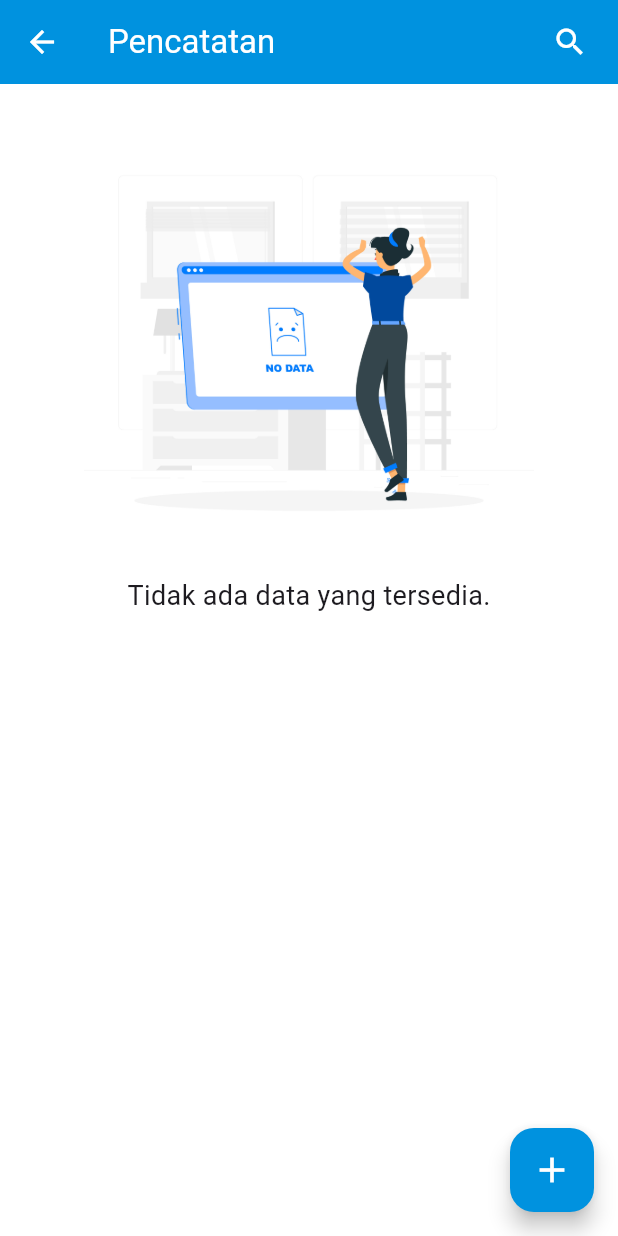
After one commit to proyek-4/stocklab_fe, a Flutter app: the HomePage screen opened directly, after a tap on "Pencatatan", on a phone screen of 412 x 824 dp. The commit adds this screen. Run offline on Flutter 3.47's test engine with Material 3 defaults, Android fonts, the phone set to English and light mode, and no system bars; our stand-ins replace cached_network_image, image_picker, quickalert, shimmer; network calls fail.

Commit message:
add : record provider and record page

```diff
--- /dev/null
+++ b/lib/models/Record.dart
@@ -0,0 +1,30 @@
+class Record {
+  final int id, stock_id, quantity;
+  final String name, date;
+  final double debit, kredit, saldo;
+
+  Record(
+      {this.id = 0,
+        this.stock_id = 0,
+        this.quantity = 0,
+        this.name = '',
+        this.date = '',
+        this.debit = 0,
+        this.kredit = 0,
+        this.saldo = 0,
+      });
+
+  factory Record.fromJson(Map<String, dynamic> json) {
+    return Record(
+      id: json['id'],
+      stock_id: json['stock_id'],
+      quantity: json['quantity'],
+      name: json['name'],
+      date: json['date'],
+      debit: double.tryParse(json['debit']) ?? 0.0,
+      kredit: double.tryParse(json['kredit']) ?? 0.0,
+      saldo: double.tryParse(json['saldo']) ?? 0.0,
+
+    );
+  }
+}
--- a/lib/models/Stock.dart
+++ b/lib/models/Stock.dart
@@ -1,5 +1,5 @@
 class Stock {
-  final int id, price, quantity;
+  final int id, price, quantity, warehouse_id;
   final String name, description, image, date;
 
   Stock(
@@ -9,7 +9,8 @@ class Stock {
       this.name = '',
       this.description = '',
       this.image = '',
-      this.date = ''});
+      this.date = '',
+      this.warehouse_id = 0,});
 
   factory Stock.fromJson(Map<String, dynamic> json) {
     return Stock(
@@ -20,6 +21,7 @@ class Stock {
       description: json['description'] ?? '-',
       image: json['image'],
       date: json['date'],
+      warehouse_id: json['warehouse_id'],
     );
   }
 }
--- /dev/null
+++ b/lib/network/RecordService.dart
@@ -0,0 +1,35 @@
+import '../models/Record.dart';
+import 'package:http/http.dart' as http;
+import 'dart:convert';
+import '../utils.dart';
+
+class RecordService {
+
+  static Future<List<Record>> getRecords() async {
+    try {
+      final response = await http.get(Uri.parse(url + '/api/records'));
+      print('getRecords Response: ${response.body}');
+
+      if (response.statusCode == 200) {
+        List<Record> list = parseResponse(response.body);
+        return list;
+      } else {
+        throw Exception('Failed to load records');
+      }
+    } catch (e) {
+      print('Error fetching records: $e');
+      throw Exception('Failed to load records');
+    }
+  }
+
+  static List<Record> parseResponse(String responseBody) {
+    final parsed = json.decode(responseBody);
+    if (parsed['data'] != null) {
+      List<dynamic> data = parsed['data'];
+      return data.map<Record>((json) => Record.fromJson(json)).toList();
+    } else {
+      throw Exception('Invalid response format');
+    }
+  }
+
+}
--- a/lib/pages/home_page.dart
+++ b/lib/pages/home_page.dart
@@ -1,6 +1,7 @@
 import 'package:flutter/material.dart';
 import 'package:stocklab_fe/colors.dart';
 import 'stock_page.dart';
+import 'record_page.dart';
 
 // ignore: must_be_immutable
 class HomePage extends StatelessWidget {
@@ -14,7 +15,7 @@ class HomePage extends StatelessWidget {
   ];
   List titles = [
     "Stok Gudang",
-    "Riwayat",
+    "Pencatatan",
     "Pengaturan",
     "Profil Akun",
   ];
@@ -87,6 +88,11 @@ class HomePage extends StatelessWidget {
                           context,
                           MaterialPageRoute(builder: (context) => StockPage()),
                         );
+                      }else if(titles[index] == "Pencatatan"){
+                        Navigator.push(
+                          context,
+                          MaterialPageRoute(builder: (context) => RecordPage()),
+                        );
                       }
                     },
                     child: Container(
--- /dev/null
+++ b/lib/pages/record_page.dart
@@ -0,0 +1,306 @@
+import 'package:flutter/material.dart';
+import '../colors.dart';
+import '../models/Record.dart';
+import '../widgets/grid_item_record.dart';
+//import 'stock/add_stock_page.dart';
+import 'package:provider/provider.dart';
+import '../provider/RecordProvider.dart';
+
+class RecordPage extends StatefulWidget {
+  RecordPage() : super();
+
+  final String title = "Pencatatan";
+
+  @override
+  DataRecordState createState() => DataRecordState();
+}
+
+class DataRecordState extends State<RecordPage> {
+  List<Record> _records = [];
+  late String _titleProgress;
+  var height, width;
+  late RecordProvider _recordProvider;
+
+  String selectedSort = 'A-Z';
+
+  void sortRecords(List<Record> records) {
+    if (selectedSort == 'A-Z') {
+      records.sort((a, b) => a.name.compareTo(b.name));
+    } else {
+      records.sort((a, b) => b.name.compareTo(a.name));
+    }
+  }
+
+  bool isSearch = false;
+
+  @override
+  void initState() {
+    super.initState();
+    _titleProgress = widget.title;
+    Future.microtask(() {
+      Provider.of<RecordProvider>(context, listen: false).loadRecords();
+    });
+  }
+
+  String selectedFilter = 'Semua';
+  // String selectedSort = 'A-Z';
+
+  Future<void> _refreshRecords() async {
+    await _recordProvider.loadRecords();
+  }
+
+  List<Record> _filterRecords(String query, RecordProvider provider) {
+    return provider.records
+        .where(
+            (record) => record.name.toLowerCase().contains(query.toLowerCase()))
+        .toList();
+  }
+
+  @override
+  Widget build(BuildContext context) {
+    height = MediaQuery.of(context).size.height;
+    width = MediaQuery.of(context).size.width;
+    return Scaffold(
+      backgroundColor: Colors.white,
+      appBar: AppBar(
+        title: Text(_titleProgress),
+        leading: IconButton(
+          icon: Icon(Icons.arrow_back),
+          onPressed: () {
+            isSearch
+                ? setState(() {
+              isSearch = false;
+            })
+                : Navigator.of(context).pop();
+          },
+        ),
+        actions: [
+          IconButton(
+            onPressed: () {
+              showSearch(
+                context: context,
+                delegate: RecordSearch(
+                  Provider.of<RecordProvider>(context, listen: false),
+                  filterRecords: _filterRecords,
+                ),
+              ).then((query) {
+                if (query != null) {
+                  setState(() {
+                    _records = _filterRecords(query,
+                        Provider.of<RecordProvider>(context, listen: false));
+                    isSearch = true;
+                  });
+                }
+              });
+            },
+            icon: Visibility(
+              // visible: !_records.isEmpty,
+              child: const Icon(Icons.search),
+            ),
+            padding: EdgeInsets.only(right: 16),
+          ),
+        ],
+        backgroundColor: primary,
+        foregroundColor: Colors.white,
+      ),
+      body: RefreshIndicator(
+        onRefresh: _refreshRecords,
+        child: Consumer<RecordProvider>(
+          builder: (context, provider, _) {
+            if (provider.isLoading) {
+              return Center(
+                child: CircularProgressIndicator(),
+              );
+            } else {
+              sortRecords(provider.records);
+              return CustomScrollView(
+                slivers: [
+                  SliverList(
+                    delegate: SliverChildListDelegate(
+                      [
+                        Column(
+                          crossAxisAlignment: CrossAxisAlignment.stretch,
+                          children: [
+                            Padding(
+                              padding: EdgeInsets.symmetric(horizontal: 25),
+                              child: Row(
+                                mainAxisAlignment: MainAxisAlignment.end,
+                                children: [
+                                  Visibility(
+                                    visible: !provider.records.isEmpty,
+                                    child: DropdownButton<String>(
+                                      value: selectedFilter,
+                                      onChanged: (value) {
+                                        setState(() {
+                                          selectedFilter = value!;
+                                        });
+                                      },
+                                      items: [
+                                        'Semua',
+                                        'Filter 1',
+                                        'Filter 2',
+                                        'Filter 3'
+                                      ].map<DropdownMenuItem<String>>(
+                                              (String value) {
+                                            return DropdownMenuItem<String>(
+                                              value: value,
+                                              child: Text(value),
+                                            );
+                                          }).toList(),
+                                    ),
+                                  ),
+                                  SizedBox(
+                                    width: 16,
+                                  ),
+                                  Visibility(
+                                    visible: !provider.records.isEmpty,
+                                    child: DropdownButton<String>(
+                                      value: selectedSort,
+                                      onChanged: (value) {
+                                        setState(() {
+                                          selectedSort = value!;
+                                        });
+                                      },
+                                      items: ['A-Z', 'Z-A']
+                                          .map<DropdownMenuItem<String>>(
+                                              (String value) {
+                                            return DropdownMenuItem<String>(
+                                              value: value,
+                                              child: Text(value),
+                                            );
+                                          }).toList(),
+                                    ),
+                                  ),
+                                ],
+                              ),
+                            ),
+                            SizedBox(height: 8),
+                          ],
+                        ),
+                      ],
+                    ),
+                  ),
+                  SliverPadding(
+                    padding: EdgeInsets.only(bottom: 30),
+                    sliver: provider.records.isEmpty
+                        ? SliverToBoxAdapter(
+                      child: Column(
+                        children: [
+                          SizedBox(height: 20),
+                          Image.asset(
+                            "assets/icon/not_found_item.jpg",
+                            width: 300,
+                            height: 300,
+                          ),
+                          Text(
+                            'Tidak ada data yang tersedia.',
+                            style: TextStyle(fontSize: 18),
+                          ),
+                        ],
+                      ),
+                    )
+                        : SliverGrid(
+                      gridDelegate: SliverGridDelegateWithFixedCrossAxisCount(
+                        crossAxisCount: 1,
+                        childAspectRatio: 5.5,
+                        mainAxisSpacing: 1,
+                        crossAxisSpacing: 1,
+                      ),
+                      delegate: SliverChildBuilderDelegate(
+                            (BuildContext context, int index) {
+                          final record = isSearch
+                              ? _records[index]
+                              : provider.records[index];
+                          return RecordItem(record: record);
+                        },
+                        childCount:
+                        isSearch ? _records.length : provider.records.length,
+                      ),
+                    ),
+                  ),
+                ],
+              );
+            }
+          },
+        ),
+      ),
+      floatingActionButton: FloatingActionButton(
+        backgroundColor: primary,
+        tooltip: 'Add',
+        onPressed: () {
+          // Navigator.push(
+          //   context,
+          //   MaterialPageRoute(builder: (context) => AddStockPage()),
+          // );
+        },
+        child: const Icon(Icons.add, color: Colors.white, size: 28),
+      ),
+    );
+  }
+}
+
+class RecordSearch extends SearchDelegate {
+  final RecordProvider provider;
+  final List<Record> Function(String, RecordProvider) filterRecords;
+
+  // RecordSearch(this.provider);
+  RecordSearch(this.provider, {required this.filterRecords});
+  @override
+  List<Widget> buildActions(BuildContext context) {
+    return [
+      IconButton(
+          onPressed: () {
+            query = '';
+          },
+          icon: const Icon(Icons.clear)),
+    ];
+  }
+
+  @override
+  Widget buildLeading(BuildContext context) {
+    return IconButton(
+        onPressed: () {
+          close(context, null);
+        },
+        icon: const Icon(Icons.arrow_back));
+  }
+
+  @override
+  Widget buildResults(BuildContext context) {
+    final List<Record> filteredRecords =
+    query.isEmpty ? [] : filterRecords(query.toLowerCase(), provider);
+
+    return ListView.builder(
+      itemCount: filteredRecords.length,
+      itemBuilder: (context, index) {
+        final Record result = filteredRecords[index];
+        return ListTile(
+          title: Text(result.name),
+        );
+      },
+    );
+  }
+
+  @override
+  Widget buildSuggestions(BuildContext context) {
+    final List<Record> filteredRecords =
+    query.isEmpty ? [] : filterRecords(query.toLowerCase(), provider);
+
+    return ListView.builder(
+      itemCount: filteredRecords.length,
+      itemBuilder: (context, index) {
+        final Record result = filteredRecords[index];
+        return ListTile(
+            title: Text(result.name),
+            onTap: () {
+              close(context, result.name);
+            });
+      },
+    );
+  }
+
+  @override
+  void showResults(BuildContext context) {
+    Navigator.pop(context, query);
+  }
+}
--- a/lib/pages/stock/add_stock_page.dart
+++ b/lib/pages/stock/add_stock_page.dart
@@ -56,7 +56,7 @@ class _AddStockPageState extends State<AddStockPage> {
       });
 
       if (_image != null) {
-        int maxSizeInBytes = 2 * 1024 * 1024; // 2MB (bytes)
+        int maxSizeInBytes = 3 * 1024 * 1024; // 3MB (bytes)
         if (_image!.lengthSync() <= maxSizeInBytes) {
           var mimeType = 'image/jpeg';
           var multipartFile = await http.MultipartFile.fromPath(
--- a/lib/pages/stock/edit_stock_page.dart
+++ b/lib/pages/stock/edit_stock_page.dart
@@ -79,7 +79,7 @@ class _EditStockPageState extends State<EditStockPage> {
       });
 
       if (_image != null) {
-        int maxSizeInBytes = 2 * 1024 * 1024; // 2MB (bytes)
+        int maxSizeInBytes = 3 * 1024 * 1024; // 3MB (bytes)
         if (_image!.lengthSync() <= maxSizeInBytes) {
           var mimeType = 'image/jpeg';
           var multipartFile = await http.MultipartFile.fromPath(
--- /dev/null
+++ b/lib/provider/RecordProvider.dart
@@ -0,0 +1,51 @@
+import 'package:flutter/material.dart';
+import '../models/Record.dart';
+import '../network/RecordService.dart';
+
+class RecordProvider extends ChangeNotifier {
+  List<Record> _records = [];
+  bool _isLoading = false;
+  List<Record> get records => _records;
+
+  bool get isLoading => _isLoading;
+
+  set isLoading(bool value) {
+    _isLoading = value;
+    notifyListeners();
+  }
+
+  Future<void> loadRecords() async {
+    try {
+      isLoading =
+      true; // Menandakan bahwa proses pengambilan data sedang berlangsung
+      List<Record> loadedRecords = await RecordService.getRecords();
+      // Memperbarui _records hanya jika data yang dimuat tidak kosong
+      if (loadedRecords.isNotEmpty) {
+        _records = loadedRecords;
+      }else{
+        resetProvider();
+      }
+    } catch (error) {
+      print('Error loading records: $error');
+      // Throw exception to indicate failure
+      throw Exception('Failed to load records');
+    } finally {
+      isLoading =
+      false; // Memberitahu bahwa proses pengambilan data sudah selesai
+    }
+  }
+
+  void resetProvider() {
+    _records.clear();
+    _isLoading = false;
+    notifyListeners();
+  }
+
+  void showErrorSnackBar(BuildContext context, String message) {
+    ScaffoldMessenger.of(context).showSnackBar(
+      SnackBar(
+        content: Text(message),
+      ),
+    );
+  }
+}
--- a/lib/utils.dart
+++ b/lib/utils.dart
@@ -5,5 +5,4 @@ String formatPrice(int price) {
   return currencyFormat.format(price);
 }
 
-String url =
-    'https://05d9-2001-448a-3032-30a4-de2c-8afa-4499-4d55.ngrok-free.app';
+String url = 'http://10.0.2.2:8000';
```
Also changed, not shown: lib/main.dart (+10 -2 lines), lib/pages/history_page.dart (deleted, +0 -28 lines), lib/widgets/grid_item_record.dart (added, +171 -0 lines), 1 other file.
